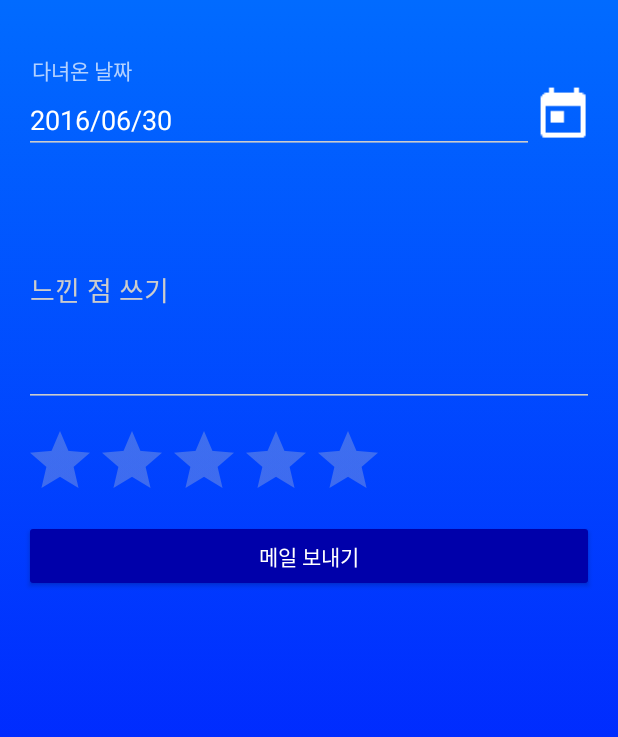
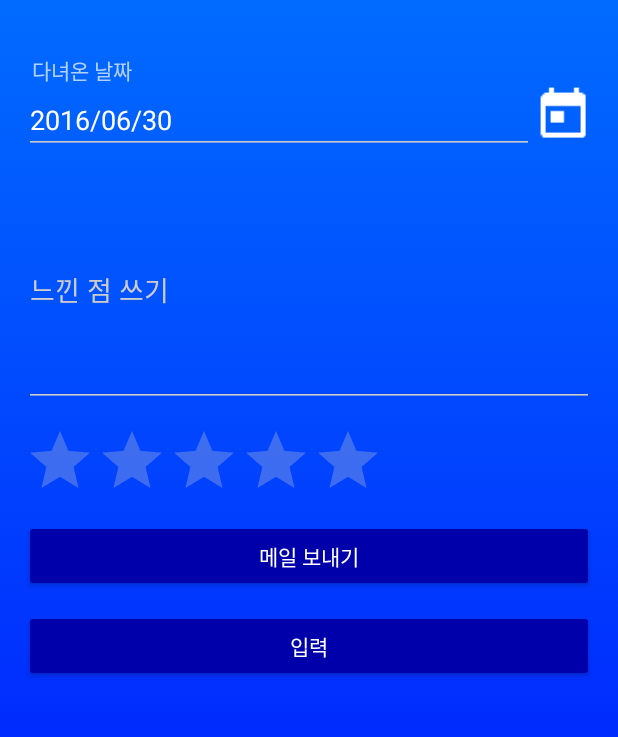
Before and after one commit to ShinJaehun/FieldTrip, an Android app: the PlaceActivity screen opened directly, with no data from a screen before it, after a tap on "현장체험학습을 다녀와서...", on a phone screen of 412 x 824 dp, the part 288-1025 px from its top. Run offline under Robolectric (Android 15) with nearby library versions, the light colour scheme and no system bars; 6 statements that could not run were skipped.

Commit message:
DB에 사용자 정보 관련한 column 추가 + PlaceDAO에 updatePlace() 메소드 추가

```diff
--- a/app/src/main/java/com/shinjaehun/fieldtrip/DBHelper.java
+++ b/app/src/main/java/com/shinjaehun/fieldtrip/DBHelper.java
@@ -22,6 +22,11 @@ public class DBHelper extends SQLiteOpenHelper{
     public static final String COLUMN_PLACE_DESCRIPTION = "description";
     public static final String COLUMN_PLACE_DETAIL = "detail";
 
+    public static final String COLUMN_PLACE_VISITED = "visited";
+    public static final String COLUMN_PLACE_THE_DATE = "the_date";
+    public static final String COLUMN_PLACE_SCORE = "score";
+    public static final String COLUMN_PLACE_USER_INPUT = "user_input";
+
     private static final String DATABASE_NAME = "places.db";
     private static final int DATABASE_VERSION = 1;
 
@@ -32,7 +37,11 @@ public class DBHelper extends SQLiteOpenHelper{
             + COLUMN_PLACE_PIC + " TEXT NOT NULL, "
             + COLUMN_PLACE_LOCATION + " TEXT NOT NULL, "
             + COLUMN_PLACE_DESCRIPTION + " TEXT NOT NULL, "
-            + COLUMN_PLACE_DETAIL + " TEXT NOT NULL"
+            + COLUMN_PLACE_DETAIL + " TEXT NOT NULL, "
+            + COLUMN_PLACE_VISITED + " INTEGER DEFAULT 0, "
+            + COLUMN_PLACE_THE_DATE + " TEXT DEFAULT NULL, "
+            + COLUMN_PLACE_SCORE + " TEXT DEFAULT NULL, "
+            + COLUMN_PLACE_USER_INPUT + " TEXT DEFAULT NULL"
             + ");";
 
     private static DBHelper instance;
@@ -90,9 +99,9 @@ public class DBHelper extends SQLiteOpenHelper{
         db.execSQL("INSERT INTO " + TABLE_PLACES + " VALUES ('1', 'history', '국립제주박물관', 'jejumuseum', 'geo:33.5140015,126.5467813?q=국립제주박물관', '국립제주박물관입니다.'," +
                 " '국립제주박물관은 제주의 역사와 문화유산을 전시· 보존· 연구하는 고고·역사 박물관입니다. 제주의 여러 유적에서 출토된 유물과 역사적 문물들을 중심으로 선사시대부터 조선시대까지 각 유적과 유물이 갖는 역사·문화적 의의를 담은 전시품을 소개하고 있습니다.\n" +
                 "\n" +
-                "6개의 전시실로 이루어진 상설전시실에서는 제주 고유의 문화를 체계적으로 선보이고 있으며, 기획전시실에서는 해마다 다양한 주제의 특별전을 개최하고 있습니다.');");
-        db.execSQL("INSERT INTO " + TABLE_PLACES + " VALUES ('2', 'people', '신재훈님네집', 'jehunshin', 'lat2, long2', '신재훈님네 집입니다.', '신재훈님께서 살고 계신 집이다.');");
-        db.execSQL("INSERT INTO " + TABLE_PLACES + " VALUES ('3', 'history', '삼양동선사유적지', 'samyangprehistoric', 'lat3, long3', '삼양동 선사시대 유적지입니다.', '선사시대 사람들이 살던 유적지입니다.');");
+                "6개의 전시실로 이루어진 상설전시실에서는 제주 고유의 문화를 체계적으로 선보이고 있으며, 기획전시실에서는 해마다 다양한 주제의 특별전을 개최하고 있습니다.', 0, null, null, null);");
+        db.execSQL("INSERT INTO " + TABLE_PLACES + " VALUES ('2', 'people', '신재훈님네집', 'jehunshin', 'lat2, long2', '신재훈님네 집입니다.', '신재훈님께서 살고 계신 집이다.', 0, null, null, null);");
+        db.execSQL("INSERT INTO " + TABLE_PLACES + " VALUES ('3', 'history', '삼양동선사유적지', 'samyangprehistoric', 'lat3, long3', '삼양동 선사시대 유적지입니다.', '선사시대 사람들이 살던 유적지입니다.', 0, null, null, null);");
         //테이블 초기화
     }
 
--- a/app/src/main/java/com/shinjaehun/fieldtrip/InputFragment.java
+++ b/app/src/main/java/com/shinjaehun/fieldtrip/InputFragment.java
@@ -33,6 +33,7 @@ public class InputFragment extends Fragment {
     private RatingBar ratingRB;
     //아직까지 ratingRB를 이용해서 처리할 내용을 정하지 못함.
     private EditText opinionET;
+    private Button sendMailBT;
     private Button submitBT;
     private EditText dateET;
     private ImageView datePickerIV;
@@ -40,7 +41,8 @@ public class InputFragment extends Fragment {
     private int year, month, day;
     private String date;
     private Place place;
-
+    private String userInput;
+    PlaceDAO placeDAO;
 
     private static final String DESCRIBABLE_KEY = "describable_key";
 
@@ -62,11 +64,12 @@ public class InputFragment extends Fragment {
         //place 받아오기
 
 //        Long id = getArguments().getLong(DESCRIBABLE_KEY);
-//        PlaceDAO placeDAO = new PlaceDAO(this.getActivity());
+        placeDAO = new PlaceDAO(this.getActivity());
 //        Place place = placeDAO.getPlaceById(id);
 
         ratingRB = (RatingBar)v.findViewById(R.id.rating);
         opinionET = (EditText)v.findViewById(R.id.opinion);
+        sendMailBT = (Button)v.findViewById(R.id.btn_send_mail);
         submitBT = (Button)v.findViewById(R.id.btn_submit);
         dateET = (EditText)v.findViewById(R.id.date_info);
         datePickerIV = (ImageView)v.findViewById(R.id.date_picker);
@@ -93,11 +96,11 @@ public class InputFragment extends Fragment {
         });
         //달력 아이콘 클릭하면 DatePickerDialog가 실행됨
 
-        submitBT.setOnClickListener(new View.OnClickListener(){
+        sendMailBT.setOnClickListener(new View.OnClickListener(){
 
             @Override
             public void onClick(View v) {
-                submit();
+                sendMail();
             }
         });
 
@@ -106,6 +109,15 @@ public class InputFragment extends Fragment {
             public void onRatingChanged(RatingBar ratingBar, float rating, boolean fromUser) {
                 score = (String.valueOf(rating));
                 //점수를 받아오는 것 까지는 했는데 아직 뭘 해야할지 결정하지 못함.
+            }
+        });
+
+        submitBT.setOnClickListener(new View.OnClickListener(){
+
+            @Override
+            public void onClick(View v) {
+                userInput = opinionET.getText().toString();
+                placeDAO.updatePlace(place, 1, date, score, userInput);
             }
         });
 
@@ -120,7 +132,7 @@ public class InputFragment extends Fragment {
         }
     };
 
-    private void submit() {
+    private void sendMail() {
 //        if (!validate()) {
 //            onSubmitFailed();
 //            return;
--- a/app/src/main/res/layout/fragment_input.xml
+++ b/app/src/main/res/layout/fragment_input.xml
@@ -77,7 +77,7 @@
         android:stepSize="1.0"/>
 
     <android.support.v7.widget.AppCompatButton
-        android:id="@+id/btn_submit"
+        android:id="@+id/btn_send_mail"
         android:layout_width="fill_parent"
         android:layout_height="wrap_content"
         android:layout_marginTop="6dp"
@@ -85,4 +85,13 @@
         android:padding="12dp"
         android:text="메일 보내기"/>
 
+    <android.support.v7.widget.AppCompatButton
+        android:id="@+id/btn_submit"
+        android:layout_width="fill_parent"
+        android:layout_height="wrap_content"
+        android:layout_marginTop="6dp"
+        android:layout_marginBottom="6dp"
+        android:padding="12dp"
+        android:text="입력"/>
+
 </LinearLayout>
```
Also changed, not shown: app/src/main/java/com/shinjaehun/fieldtrip/Place.java (+33 -0 lines), app/src/main/java/com/shinjaehun/fieldtrip/PlaceDAO.java (+33 -1 lines).
